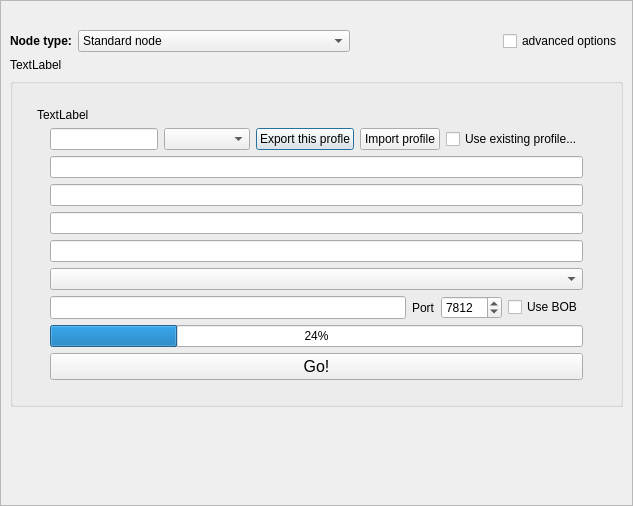
Old version of the form retroshare-gui/src/gui/GenCertDialog.ui in the repository RetroShare/RetroShare.
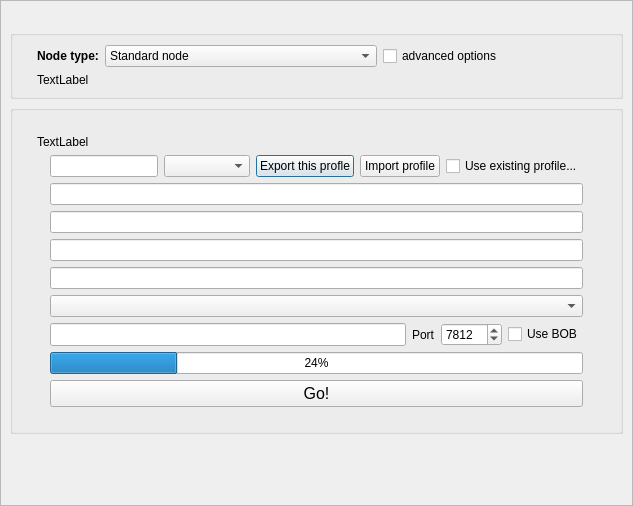
New version of the form. Icons and pictures are not drawn.

Commit message: improved look & feel on profile generation dialog

The edit to the form file:
```diff
--- a/retroshare-gui/src/gui/GenCertDialog.ui
+++ b/retroshare-gui/src/gui/GenCertDialog.ui
@@ -68,6 +68,34 @@
        </widget>
       </item>
       <item>
+       <widget class="QGroupBox" name="groupBox">
+        <property name="title">
+         <string/>
+        </property>
+        <layout class="QGridLayout" name="gridLayout">
+         <property name="leftMargin">
+          <number>24</number>
+         </property>
+         <property name="topMargin">
+          <number>9</number>
+         </property>
+         <property name="rightMargin">
+          <number>24</number>
+         </property>
+         <item row="1" column="0">
+          <widget class="QLabel" name="nodeTypeExplanation_TE">
+           <property name="text">
+            <string>TextLabel</string>
+           </property>
+           <property name="textFormat">
+            <enum>Qt::RichText</enum>
+           </property>
+           <property name="wordWrap">
+            <bool>true</bool>
+           </property>
+          </widget>
+         </item>
+         <item row="0" column="0">
        <layout class="QHBoxLayout" name="horizontalLayout">
         <item>
          <widget class="QLabel" name="nodeType_LB">
@@ -107,6 +135,19 @@
           </item>
          </widget>
         </item>
+           <item>
+            <widget class="QCheckBox" name="adv_checkbox">
+             <property name="text">
+              <string>advanced options</string>
+             </property>
+             <property name="iconSize">
+              <size>
+               <width>24</width>
+               <height>24</height>
+              </size>
+             </property>
+            </widget>
+           </item>
         <item>
          <spacer name="toolBarHSpacer">
           <property name="orientation">
@@ -120,32 +161,9 @@
           </property>
          </spacer>
         </item>
-        <item>
-         <widget class="QCheckBox" name="adv_checkbox">
-          <property name="text">
-           <string>advanced options</string>
-          </property>
-          <property name="iconSize">
-           <size>
-            <width>24</width>
-            <height>24</height>
-           </size>
-          </property>
-         </widget>
-        </item>
-       </layout>
-      </item>
-      <item>
-       <widget class="QLabel" name="nodeTypeExplanation_TE">
-        <property name="text">
-         <string>TextLabel</string>
-        </property>
-        <property name="textFormat">
-         <enum>Qt::RichText</enum>
-        </property>
-        <property name="wordWrap">
-         <bool>true</bool>
-        </property>
+          </layout>
+         </item>
+        </layout>
        </widget>
       </item>
       <item>
```
Lines whose indentation alone changed are shown as unchanged.
